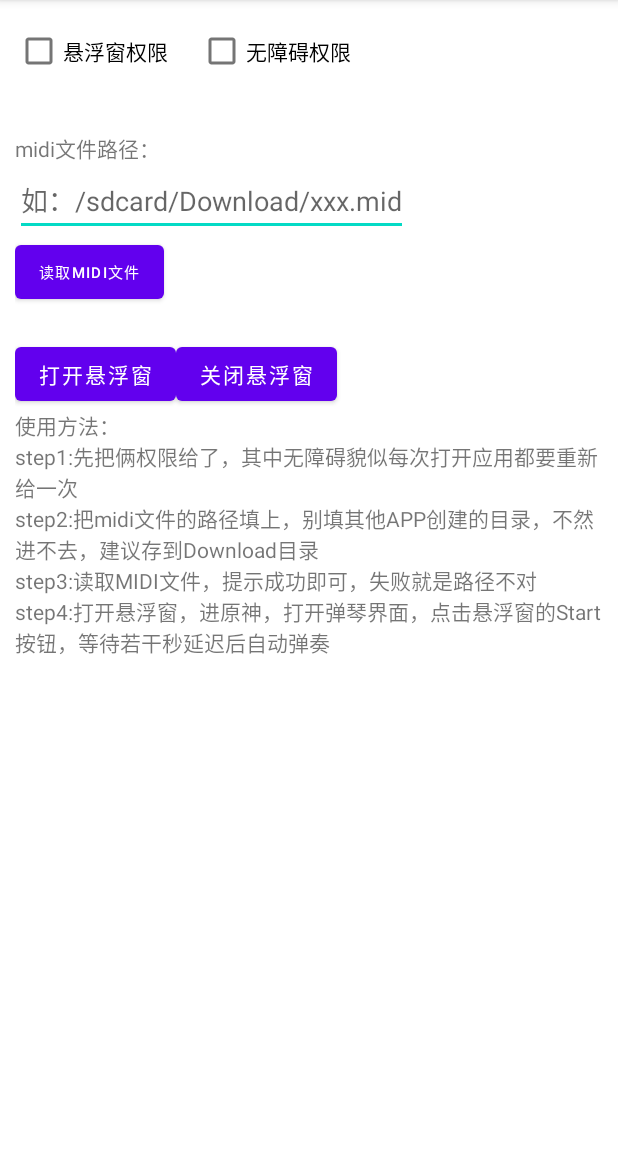
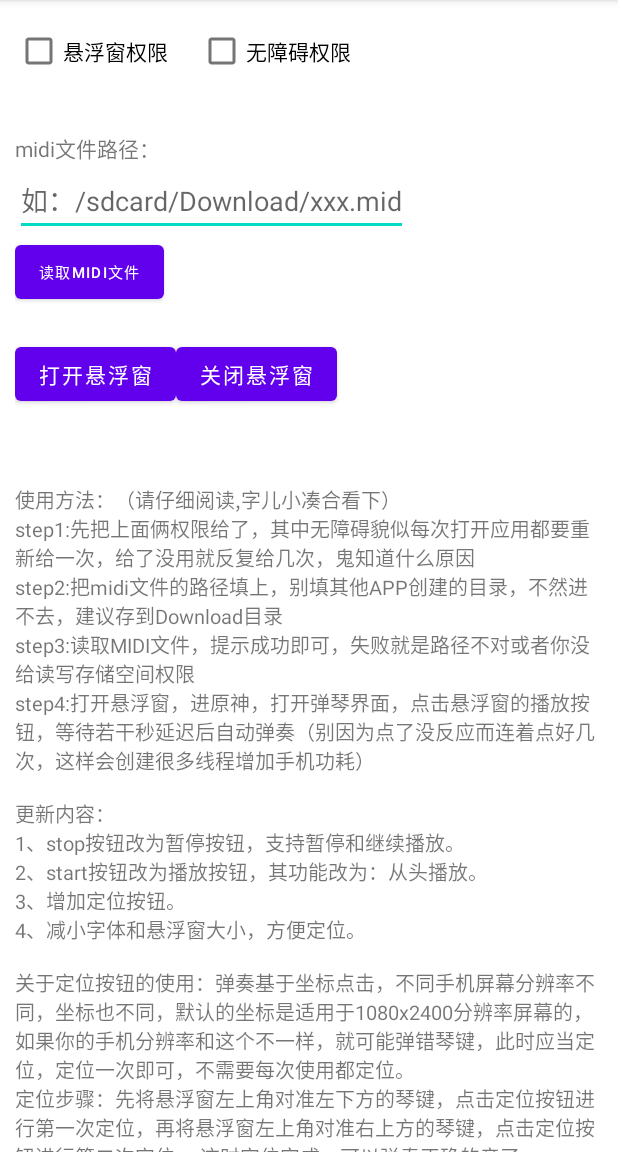
Before and after one commit to wangyu1920/GenshinImpactMidiPlayer, an Android app: the screen it shows after launch (MainActivity), on a phone screen of 412 x 824 dp, the part 84-1236 px from its top. Run offline under Robolectric (Android 15) with nearby library versions, the phone set to English and light mode, and no system bars.

Commit message:
1103第二次上传

```diff
--- a/app/build.gradle
+++ b/app/build.gradle
@@ -10,8 +10,8 @@ android {
         applicationId "com.example.genshinimpactmidiplayer"
         minSdkVersion 28
         targetSdkVersion 30
-        versionCode 1
-        versionName "1.0"
+        versionCode 2
+        versionName "1.1"
 
         testInstrumentationRunner "androidx.test.runner.AndroidJUnitRunner"
     }
--- a/app/src/main/res/layout/activity_main.xml
+++ b/app/src/main/res/layout/activity_main.xml
@@ -1,12 +1,17 @@
 <?xml version="1.0" encoding="utf-8"?>
-<LinearLayout xmlns:android="http://schemas.android.com/apk/res/android"
+<ScrollView
+    xmlns:android="http://schemas.android.com/apk/res/android"
     xmlns:app="http://schemas.android.com/apk/res-auto"
     xmlns:tools="http://schemas.android.com/tools"
+    tools:context=".MainActivity"
+    android:layout_height="wrap_content"
+    android:layout_width="match_parent">
+    <LinearLayout
         android:layout_width="match_parent"
-    android:layout_height="match_parent"
+        android:layout_height="wrap_content"
         android:padding="10dp"
         android:orientation="vertical"
-    tools:context=".MainActivity">
+        >
 
         <RelativeLayout
             android:gravity="left"
@@ -56,7 +61,7 @@
                 android:layout_below="@id/editText_MidiPath"
                 android:text="读取midi文件"
                 android:textSize="10sp"
-            />
+                tools:ignore="SmallSp" />
 
             <TextView
                 android:layout_marginStart="20dp"
@@ -89,10 +94,37 @@
         <TextView
             android:layout_width="wrap_content"
             android:layout_height="wrap_content"
-        android:text="使用方法：\nstep1:先把俩权限给了，其中无障碍貌似每次打开应用都要重新给一次
+            android:textSize="13sp"
+            android:text="\n\n\n使用方法：（请仔细阅读,字儿小凑合看下）
+\nstep1:先把上面俩权限给了，其中无障碍貌似每次打开应用都要重新给一次，给了没用就反复给几次，鬼知道什么原因
 \nstep2:把midi文件的路径填上，别填其他APP创建的目录，不然进不去，建议存到Download目录
-\nstep3:读取MIDI文件，提示成功即可，失败就是路径不对
-\nstep4:打开悬浮窗，进原神，打开弹琴界面，点击悬浮窗的Start按钮，等待若干秒延迟后自动弹奏
+\nstep3:读取MIDI文件，提示成功即可，失败就是路径不对或者你没给读写存储空间权限
+\nstep4:打开悬浮窗，进原神，打开弹琴界面，点击悬浮窗的播放按钮，等待若干秒延迟后自动弹奏（别因为点了没反应而连着点好几次，这样会创建很多线程增加手机功耗）
+\n\n更新内容：
+\n1、stop按钮改为暂停按钮，支持暂停和继续播放。
+\n2、start按钮改为播放按钮，其功能改为：从头播放。
+\n3、增加定位按钮。
+\n4、减小字体和悬浮窗大小，方便定位。
+\n\n关于定位按钮的使用：弹奏基于坐标点击，不同手机屏幕分辨率不同，坐标也不同，默认的坐标是适用于1080x2400分辨率屏幕的，
+如果你的手机分辨率和这个不一样，就可能弹错琴键，此时应当定位，定位一次即可，不需要每次使用都定位。
+\n定位步骤：先将悬浮窗左上角对准左下方的琴键，点击定位按钮进行第一次定位，再将悬浮窗左上角对准右上方的琴键，点击定位按钮进行第二次定位。
+这时定位完成，可以弹奏正确的音了。
+\n\n关于MIDI谱子的获取：
+\n网址: https://www.midishow.com
+\n软件: 完美钢琴
+\n\n关于MIDI谱子：
+\n由于原神琴只有21个白键，不能弹升降音，所以很多曲子无法播放出理想的效果，这个APP支持自动调音，但是毕竟不如人工调谱子，
+你可以使用软件自己调谱子，这就看你音乐方面的知识水平啦。
+\n推荐一个我在用的改谱子软件：MidiEditor
+\n软件官网：www.midieditor.org
+\n\n如果你有使用上的问题和疑问，或者有好的建议，或者要反馈BUG，请点击下方的联系开发者联系我
 "/>
-
+        <TextView
+            android:id="@+id/intent"
+            android:layout_width="wrap_content"
+            android:layout_height="wrap_content"
+            android:text="联系开发者"
+            android:textColor="@color/purple_200"
+            android:layout_marginTop="20dp" />
     </LinearLayout>
+</ScrollView>
```
Also changed, not shown: app/src/main/java/com/autoclick/FloatingView.java (+52 -4 lines), app/src/main/java/com/example/genshinimpactmidiplayer/MainActivity.java (+7 -0 lines), app/src/main/java/com/leff/midi/examples/EventPrinter.java (+16 -6 lines), app/src/main/res/layout/floating_view.xml (+19 -8 lines). Lines whose indentation alone changed are shown as unchanged.
